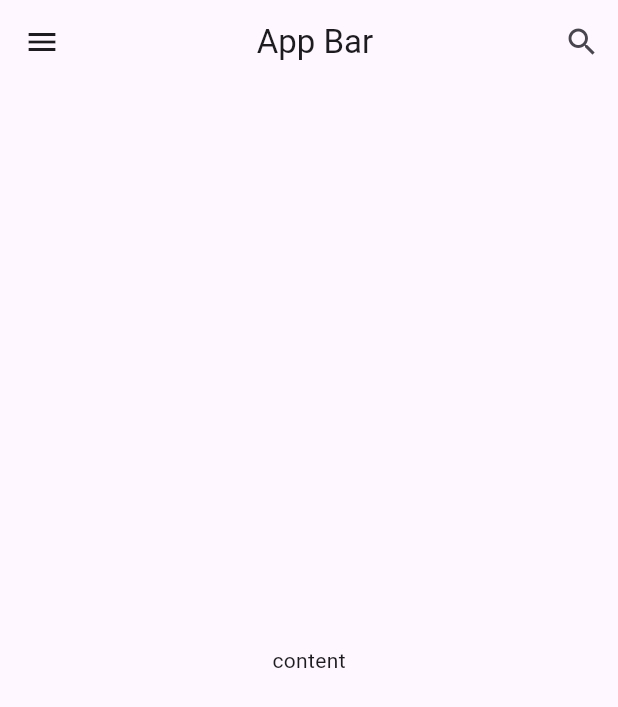
After one commit to Upside-Solutions-Pvt-Ltd/upside_component_lib, a Flutter app: the screen it shows after launch, after a tap on "App Bar with Drawer", on a phone screen of 412 x 824 dp. The commit adds this screen. Shown: the top 707 px of the screen. Run offline on Flutter 3.47's test engine with Material 3 defaults, Android fonts, the phone set to English and light mode, and no system bars; our stand-ins replace plugin_platform_interface, web.

Commit message:
App Bar with drawer

```diff
--- /dev/null
+++ b/example/lib/component/app_bar_with_drawer_screen.dart
@@ -0,0 +1,26 @@
+import 'package:flutter/material.dart';
+
+import 'package:upside_component_lib/ui/component/app_bar/app_bar_with_drawer.dart';
+
+class AppBarWithDrawerScreen extends StatelessWidget {
+  const AppBarWithDrawerScreen({super.key});
+
+  @override
+  Widget build(BuildContext context) {
+    return Scaffold(
+      appBar: AppBarWithDrawer(label: "App Bar"),
+      body: Center(
+        child: Column(
+          mainAxisAlignment: MainAxisAlignment.center,
+
+          children: [
+            Padding(
+              padding: const EdgeInsets.all(10.0),
+              child: Text('content'),
+            ),
+          ],
+        ),
+      ),
+    );
+  }
+}
--- a/example/lib/main.dart
+++ b/example/lib/main.dart
@@ -1,4 +1,5 @@
 import 'package:flutter/material.dart';
+import 'package:upside_component_lib_example/component/app_bar_with_drawer_screen.dart';
 import 'package:upside_component_lib_example/component/form_field_screen.dart';
 import 'package:upside_component_lib_example/component/buttons_screen.dart';
 
@@ -60,6 +61,14 @@ class LandingScreen extends StatelessWidget {
               },
               child: Text("Buttons"),
             ),
+            TextButton(
+              onPressed: () {
+                Navigator.of(context).push(
+                  MaterialPageRoute(builder: (context) => AppBarWithDrawerScreen()),
+                );
+              },
+              child: Text("App Bar with Drawer"),
+            ),
           ],
         ),
       ),
--- a/lib/ui/component/app_bar/app_bar_with_drawer.dart
+++ b/lib/ui/component/app_bar/app_bar_with_drawer.dart
@@ -1,10 +1,24 @@
 import 'package:flutter/material.dart';
 
-class AppBarWithDrawer extends StatelessWidget {
-  const AppBarWithDrawer({super.key});
+class AppBarWithDrawer extends StatelessWidget implements PreferredSizeWidget {
+  final String label;
+  final Function()? onPressed;
+  const AppBarWithDrawer({super.key, required this.label, this.onPressed});
 
   @override
   Widget build(BuildContext context) {
-    return AppBar(title: const Text('Label'));
+    return AppBar(
+      title: Center(child: Text(label)),
+      leading: GestureDetector(
+        child: Icon(Icons.menu),
+        onTap: () {
+          Drawer();
+        },
+      ),
+      actions: [IconButton(icon: Icon(Icons.search), onPressed: () { onPressed?.call(); })],
+    );
   }
+
+  @override
+  Size get preferredSize => const Size.fromHeight(kToolbarHeight);
 }
```
